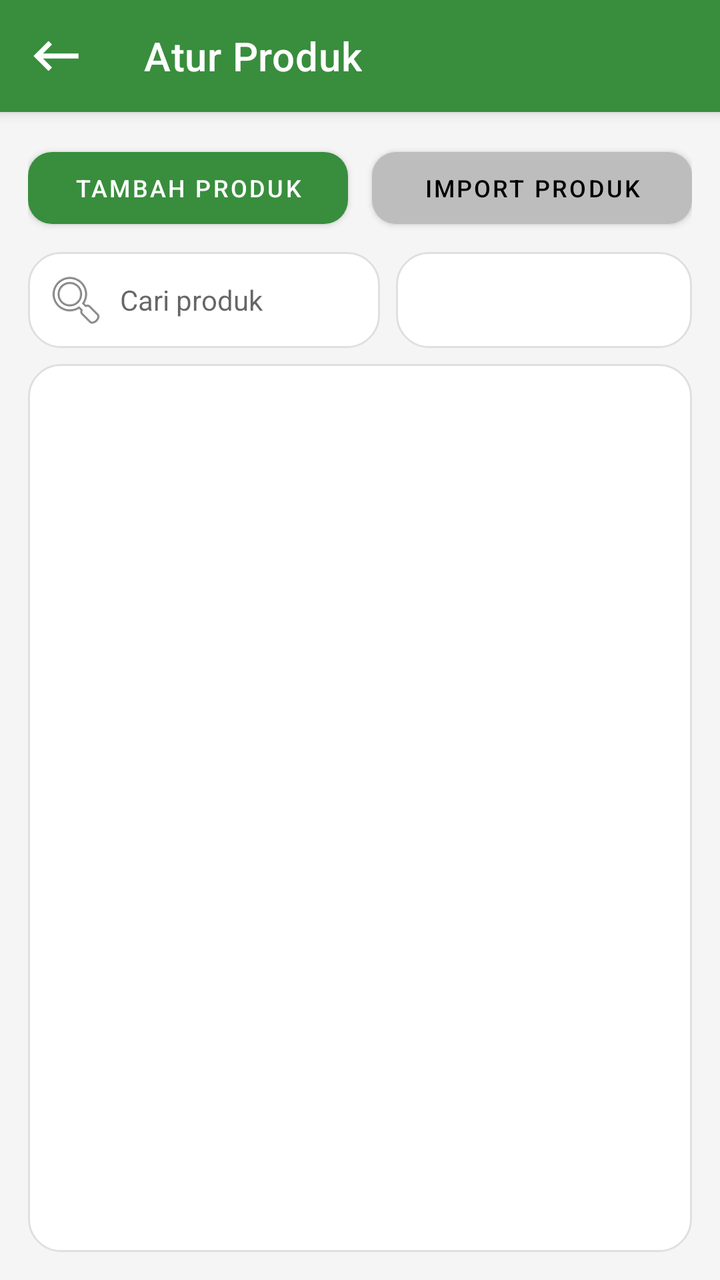
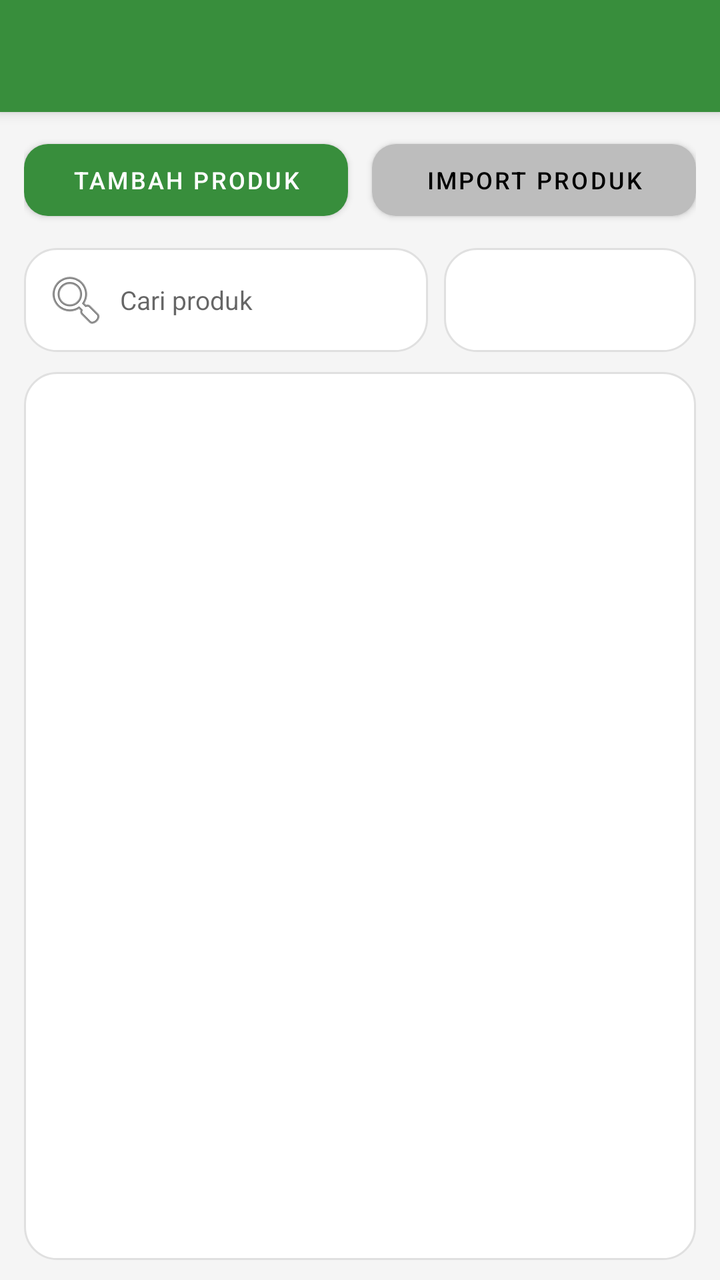

Two renders of the same Android screen: before a commit and after it. Below are the layout's source before the change and the commit's diff.
<!-- AndroidManifest.xml: application theme Theme.DasPos -->
<!-- res/layout/activity_product.xml -->
<?xml version="1.0" encoding="utf-8"?>
<LinearLayout xmlns:android="http://schemas.android.com/apk/res/android"
    xmlns:app="http://schemas.android.com/apk/res-auto"
    android:layout_width="match_parent"
    android:layout_height="match_parent"
    android:background="@color/warm_gray"
    android:orientation="vertical">

    <com.google.android.material.appbar.MaterialToolbar
        android:id="@+id/toolbar"
        style="@style/DasPosToolbar"
        android:layout_width="match_parent"
        android:layout_height="?attr/actionBarSize"
        app:navigationIcon="@drawable/ic_back"
        app:title="@string/manage_products" />

    <LinearLayout
        android:layout_width="match_parent"
        android:layout_height="match_parent"
        android:orientation="vertical"
        android:padding="14dp">

        <LinearLayout
            android:layout_width="match_parent"
            android:layout_height="wrap_content"
            android:orientation="horizontal">

            <com.google.android.material.button.MaterialButton
                android:id="@+id/btnAddProduct"
                style="@style/DasPosPrimaryButton"
                android:layout_width="0dp"
                android:layout_height="wrap_content"
                android:layout_marginEnd="6dp"
                android:layout_weight="1"
                android:text="@string/add_product" />

            <com.google.android.material.button.MaterialButton
                android:id="@+id/btnImportProduct"
                style="@style/DasPosGrayButton"
                android:layout_width="0dp"
                android:layout_height="wrap_content"
                android:layout_marginStart="6dp"
                android:layout_weight="1"
                android:text="@string/import_product" />
        </LinearLayout>

        <LinearLayout
            android:layout_width="match_parent"
            android:layout_height="wrap_content"
            android:layout_marginTop="8dp"
            android:orientation="horizontal">

            <EditText
                android:id="@+id/etSearch"
                android:layout_width="0dp"
                android:layout_height="wrap_content"
                android:layout_weight="1"
                android:background="@drawable/bg_input"
                android:drawableStart="@android:drawable/ic_menu_search"
                android:drawablePadding="6dp"
                android:hint="@string/search_product"
                android:padding="8dp"
                android:textSize="14sp" />

            <Spinner
                android:id="@+id/spSort"
                android:layout_width="148dp"
                android:layout_height="match_parent"
                android:layout_marginStart="8dp"
                android:textSize="11sp"
                android:background="@drawable/bg_input" />
        </LinearLayout>

        <FrameLayout
            android:layout_width="match_parent"
            android:layout_height="0dp"
            android:layout_marginTop="8dp"
            android:layout_weight="1"
            android:background="@drawable/bg_card">

            <androidx.recyclerview.widget.RecyclerView
                android:id="@+id/rvProducts"
                android:layout_width="match_parent"
                android:layout_height="match_parent"/>

            <LinearLayout
                android:id="@+id/layoutProductState"
                android:layout_width="match_parent"
                android:layout_height="match_parent"
                android:gravity="center"
                android:orientation="vertical"
                android:padding="8dp"
                android:visibility="gone">

                <ProgressBar
                    android:id="@+id/progressProduct"
                    android:layout_width="wrap_content"
                    android:layout_height="wrap_content" />

                <TextView
                    android:id="@+id/tvProductState"
                    android:layout_width="wrap_content"
                    android:layout_height="wrap_content"
                    android:layout_marginTop="8dp"
                    android:textColor="@color/text_secondary"
                    android:textSize="11sp" />
            </LinearLayout>
        </FrameLayout>
    </LinearLayout>
</LinearLayout>
<!-- resources referenced by this layout -->
<resources>
  <color name="text_secondary">#666666</color>
  <color name="warm_gray">#F5F5F5</color>
  <!-- drawable bg_card (drawable) -->
  <?xml version="1.0" encoding="utf-8"?>
  <shape xmlns:android="http://schemas.android.com/apk/res/android">
      <solid android:color="@color/surface_white" />
      <corners android:radius="16dp" />
      <padding android:left="16dp" android:top="16dp" android:right="16dp" android:bottom="16dp" />
      <stroke android:width="1dp" android:color="@color/divider" />
  </shape>
  <!-- drawable bg_input (drawable) -->
  <?xml version="1.0" encoding="utf-8"?>
  
  <shape xmlns:android="http://schemas.android.com/apk/res/android">
      <solid android:color="@color/surface_white" />
      <corners android:radius="16dp" />
      <padding android:left="16dp" android:top="16dp" android:right="16dp" android:bottom="16dp" />
      <stroke android:width="1dp" android:color="@color/divider" />
  </shape>
  <!-- drawable ic_back (drawable) -->
  <vector xmlns:android="http://schemas.android.com/apk/res/android"
      android:width="30dp"
      android:height="30dp"
      android:tint="#FFFFFF"
      android:viewportWidth="24"
      android:viewportHeight="24">
      <path
          android:fillColor="@android:color/white"
          android:pathData="M21,11H6.83l3.58,-3.59L9,6l-6,6 6,6 1.41,-1.41L6.83,13H21z" />
  </vector>
  <string name="add_product">Tambah Produk</string>
  <string name="import_product">Import Produk</string>
  <string name="manage_products">Atur Produk</string>
  <string name="search_product">Cari produk</string>
  <style name="DasPosGrayButton" parent="Widget.MaterialComponents.Button">
          <item name="backgroundTint">@color/button_gray</item>
          <item name="android:textColor">@android:color/black</item>
          <item name="android:textSize">12sp</item>
          <item name="cornerRadius">12dp</item>
          <item name="android:minHeight">48dp</item>
      </style>
  <style name="DasPosPrimaryButton" parent="Widget.MaterialComponents.Button">
          <item name="backgroundTint">@color/primary_green</item>
          <item name="android:textColor">@color/surface_white</item>
          <item name="android:textSize">12sp</item>
          <item name="cornerRadius">12dp</item>
          <item name="android:minHeight">48dp</item>
      </style>
  <style name="DasPosToolbar" parent="Widget.MaterialComponents.Toolbar.Primary">
          <item name="android:background">@color/primary_green</item>
          <item name="titleTextColor">@color/surface_white</item>
          <item name="navigationIconTint">@color/surface_white</item>
      </style>
  <style name="Theme.DasPos" parent="Theme.MaterialComponents.Light.NoActionBar">
          <item name="colorPrimary">@color/primary_green</item>
          <item name="colorPrimaryVariant">@color/primary_green_dark</item>
          <item name="colorOnPrimary">@color/surface_white</item>
          <item name="colorSurface">@color/surface_white</item>
          <item name="android:statusBarColor">@color/primary_green_dark</item>
      </style>
  <color name="surface_white">#FFFFFF</color>
  <color name="divider">#E0E0E0</color>
  <color name="button_gray">#BDBDBD</color>
  <color name="primary_green">#388E3C</color>
  <color name="primary_green_dark">#2E7D32</color>
</resources>

<!-- the commit's change to res/layout/activity_product.xml (unified diff, before → after) -->
@@ -1,6 +1,5 @@
 <?xml version="1.0" encoding="utf-8"?>
 <LinearLayout xmlns:android="http://schemas.android.com/apk/res/android"
-    xmlns:app="http://schemas.android.com/apk/res-auto"
     android:layout_width="match_parent"
     android:layout_height="match_parent"
     android:background="@color/warm_gray"
@@ -11,14 +10,17 @@
         style="@style/DasPosToolbar"
         android:layout_width="match_parent"
         android:layout_height="?attr/actionBarSize"
-        app:navigationIcon="@drawable/ic_back"
-        app:title="@string/manage_products" />
+        android:navigationIcon="@drawable/ic_back"
+        android:title="@string/manage_products" />
 
     <LinearLayout
         android:layout_width="match_parent"
         android:layout_height="match_parent"
         android:orientation="vertical"
-        android:padding="14dp">
+        android:paddingStart="12dp"
+        android:paddingEnd="12dp"
+        android:paddingTop="10dp"
+        android:paddingBottom="10dp">
 
         <LinearLayout
             android:layout_width="match_parent"
@@ -47,7 +49,7 @@
         <LinearLayout
             android:layout_width="match_parent"
             android:layout_height="wrap_content"
-            android:layout_marginTop="8dp"
+            android:layout_marginTop="10dp"
             android:orientation="horizontal">
 
             <EditText
@@ -59,29 +61,37 @@
                 android:drawableStart="@android:drawable/ic_menu_search"
                 android:drawablePadding="6dp"
                 android:hint="@string/search_product"
-                android:padding="8dp"
-                android:textSize="14sp" />
+                android:paddingStart="10dp"
+                android:paddingTop="10dp"
+                android:paddingEnd="10dp"
+                android:paddingBottom="10dp"
+                android:textSize="13sp" />
 
             <Spinner
                 android:id="@+id/spSort"
-                android:layout_width="148dp"
+                android:layout_width="126dp"
                 android:layout_height="match_parent"
                 android:layout_marginStart="8dp"
-                android:textSize="11sp"
+                android:textSize="12sp"
                 android:background="@drawable/bg_input" />
         </LinearLayout>
 
         <FrameLayout
             android:layout_width="match_parent"
             android:layout_height="0dp"
-            android:layout_marginTop="8dp"
+            android:layout_marginTop="10dp"
             android:layout_weight="1"
             android:background="@drawable/bg_card">
 
             <androidx.recyclerview.widget.RecyclerView
                 android:id="@+id/rvProducts"
                 android:layout_width="match_parent"
-                android:layout_height="match_parent"/>
+                android:layout_height="match_parent"
+                android:clipToPadding="false"
+                android:paddingStart="8dp"
+                android:paddingTop="6dp"
+                android:paddingEnd="8dp"
+                android:paddingBottom="10dp" />
 
             <LinearLayout
                 android:id="@+id/layoutProductState"
